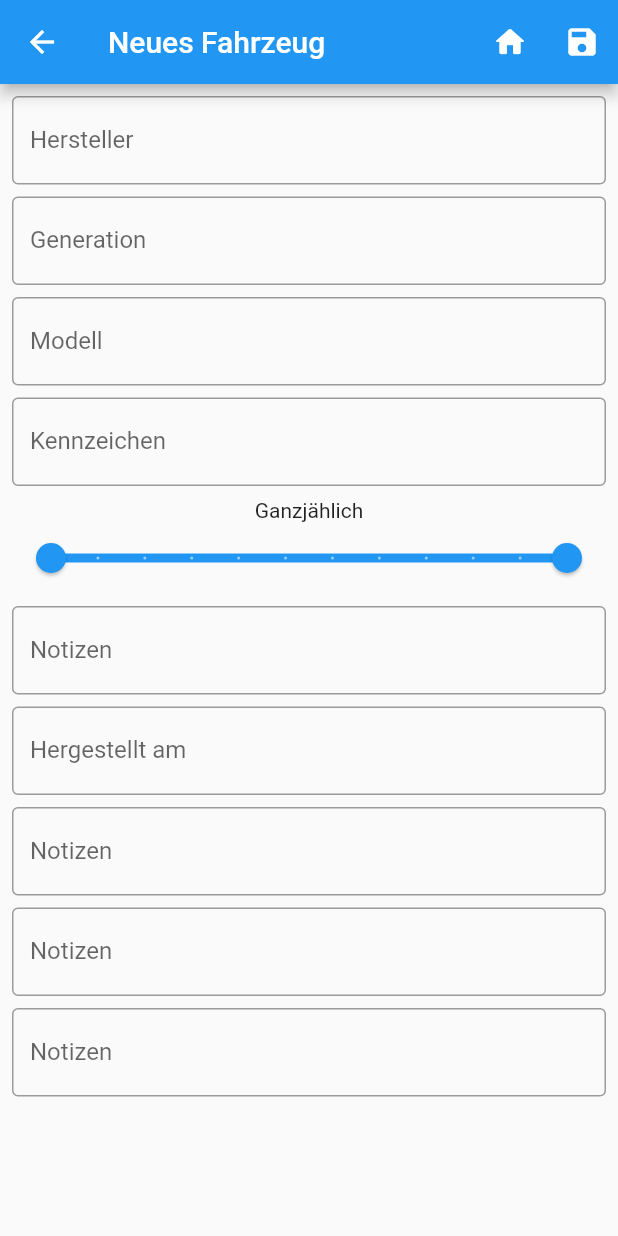
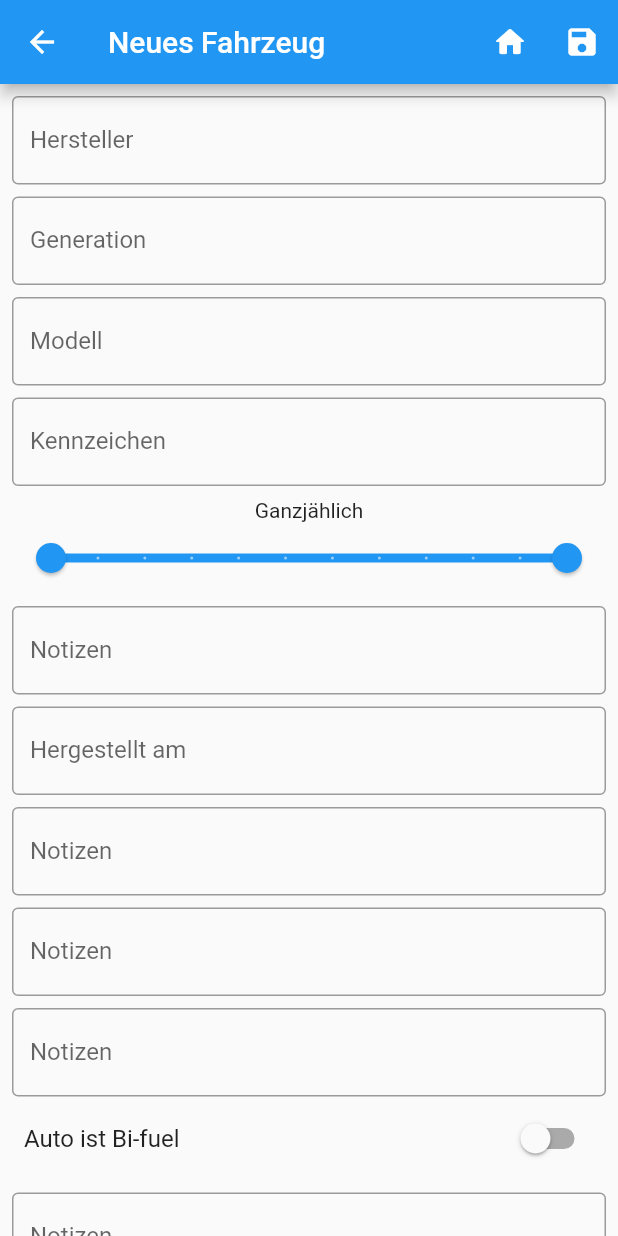
Before and after one commit to xBLESS/drivebook, a Flutter app: the AddVehicleScreen screen opened by its route, on a phone screen of 412 x 824 dp. Run offline on Flutter 3.47's test engine with Material 2 defaults, Android fonts, the phone set to English and light mode, and no system bars; our stand-ins replace drift, font_awesome_flutter; accounts and stored records are empty; generated files the repository leaves out were written again.

Commit message:
Mehr Properties

```diff
--- a/lib/screens/add_vehicle_screen/add_vehicle_screen.dart
+++ b/lib/screens/add_vehicle_screen/add_vehicle_screen.dart
@@ -1,5 +1,7 @@
+import 'package:drivebook/providers/fuel_type_provider.dart';
 import 'package:drivebook/screens/homescreen/vehiclelistscreen.dart';
 import 'package:flutter/material.dart';
+import 'package:provider/provider.dart';
 
 class AddVehicleScreen extends StatefulWidget {
   static const String routename = '/add_vehicle_screen';
@@ -11,6 +13,9 @@ class AddVehicleScreen extends StatefulWidget {
 
 class _AddVehicleScreenState extends State<AddVehicleScreen> {
   final EdgeInsets tecEdgeInsets = const EdgeInsets.only(top: 8.0, left: 8.0, right: 8.0);
+
+  bool isBifuel = false;
+
   final List<String> months = [
     'Januar',
     'Februar',
@@ -195,6 +200,87 @@ class _AddVehicleScreenState extends State<AddVehicleScreen> {
                   ),
                 ),
               ),
+              SwitchListTile(
+                value: isBifuel,
+                title: const Text('Auto ist Bi-fuel'),
+                onChanged: (value) {
+                  setState(() {
+                    isBifuel = value;
+                  });
+                },
+              ),
+              isBifuel
+                  ? Row(
+                      children: [
+                        Column(
+                          children: [
+                            Padding(
+                              padding: tecEdgeInsets,
+                              child: TextField(
+                                controller: notes,
+                                decoration: const InputDecoration(
+                                  label: Text('Notizen'),
+                                  border: tecBorder,
+                                ),
+                              ),
+                            ),
+                          ],
+                        ),
+                        Column(
+                          children: [
+                            Padding(
+                              padding: tecEdgeInsets,
+                              child: TextField(
+                                controller: notes,
+                                decoration: const InputDecoration(
+                                  label: Text('Notizen'),
+                                  border: tecBorder,
+                                ),
+                              ),
+                            ),
+                          ],
+                        ),
+                      ],
+                    )
+                  : Column(
+                      children: [
+                        Padding(
+                          padding: tecEdgeInsets,
+                          child: TextField(
+                            controller: notes,
+                            decoration: const InputDecoration(
+                              label: Text('Notizen'),
+                              border: tecBorder,
+                            ),
+                          ),
+                        ),
+                        Padding(
+                          padding: tecEdgeInsets,
+                          child: DropdownButton(
+                            items: Provider.of<FuelTypeProvider>(context)
+                                .getFuelType
+                                .map(
+                                  (e) => DropdownMenuItem(
+                                    value: e.fuel,
+                                    child: Text(e.fuel),
+                                  ),
+                                )
+                                .toList(),
+                            onChanged: (value) {},
+                          ),
+                        ),
+                        Padding(
+                          padding: tecEdgeInsets,
+                          child: TextField(
+                            controller: notes,
+                            decoration: const InputDecoration(
+                              label: Text('Notizen'),
+                              border: tecBorder,
+                            ),
+                          ),
+                        ),
+                      ],
+                    ),
             ],
           ),
         ),
```
